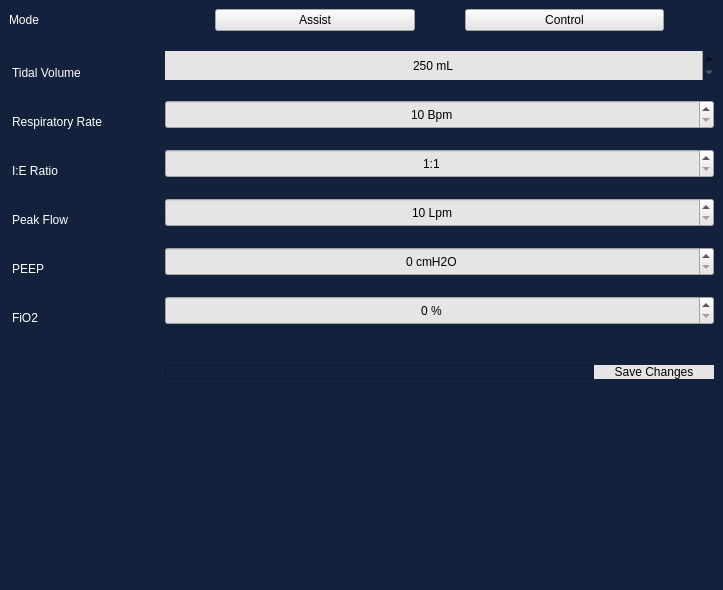
Old version of the form ui/settings.ui in the repository eugeneoca/dec-rpi-gui.
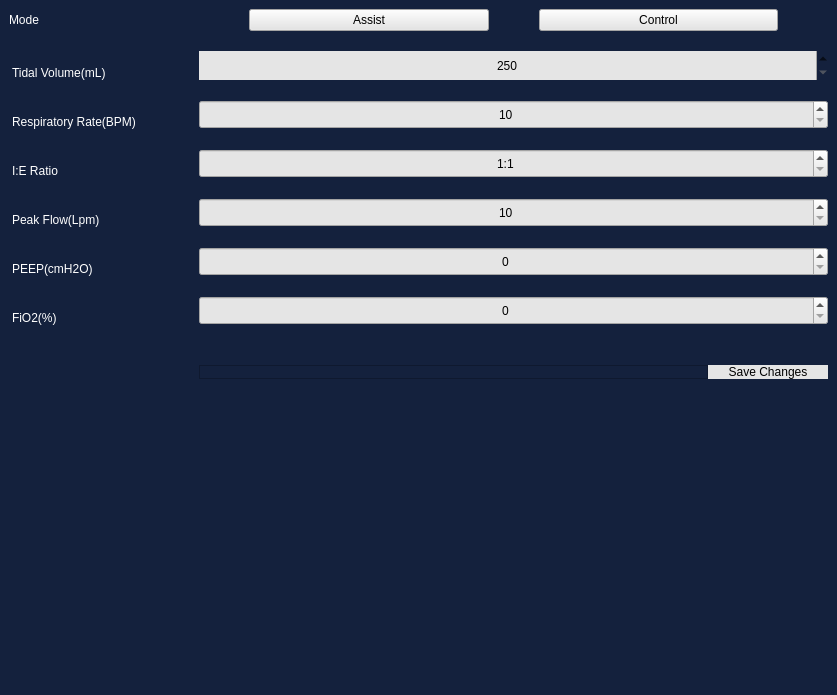
New version of the form. Icons and pictures are not drawn.

The edit to the form file:
```diff
--- a/ui/settings.ui
+++ b/ui/settings.ui
@@ -6,8 +6,8 @@
    <rect>
     <x>0</x>
     <y>0</y>
-    <width>723</width>
-    <height>590</height>
+    <width>837</width>
+    <height>695</height>
    </rect>
   </property>
   <property name="windowTitle">
@@ -136,7 +136,7 @@
 margin-top: 15px;</string>
         </property>
         <property name="text">
-         <string>Tidal Volume</string>
+         <string>Tidal Volume(mL)</string>
         </property>
        </widget>
       </item>
@@ -164,7 +164,7 @@
            <bool>false</bool>
           </property>
           <property name="suffix">
-           <string> mL</string>
+           <string/>
           </property>
           <property name="minimum">
            <number>250</number>
@@ -184,7 +184,7 @@
 margin-top: 15px;</string>
         </property>
         <property name="text">
-         <string>Respiratory Rate</string>
+         <string>Respiratory Rate(BPM)</string>
         </property>
        </widget>
       </item>
@@ -206,7 +206,7 @@
            <set>Qt::AlignCenter</set>
           </property>
           <property name="suffix">
-           <string> Bpm</string>
+           <string/>
           </property>
           <property name="minimum">
            <number>10</number>
@@ -271,7 +271,7 @@
 margin-top: 15px;</string>
         </property>
         <property name="text">
-         <string>Peak Flow</string>
+         <string>Peak Flow(Lpm)</string>
         </property>
        </widget>
       </item>
@@ -293,7 +293,7 @@
            <set>Qt::AlignCenter</set>
           </property>
           <property name="suffix">
-           <string> Lpm</string>
+           <string/>
           </property>
           <property name="minimum">
            <number>10</number>
@@ -313,7 +313,7 @@
 margin-top: 15px;</string>
         </property>
         <property name="text">
-         <string>PEEP</string>
+         <string>PEEP(cmH2O)</string>
         </property>
        </widget>
       </item>
@@ -335,7 +335,7 @@
            <set>Qt::AlignCenter</set>
           </property>
           <property name="suffix">
-           <string> cmH2O</string>
+           <string/>
           </property>
           <property name="maximum">
            <number>10</number>
@@ -352,7 +352,7 @@
 margin-top: 15px;</string>
         </property>
         <property name="text">
-         <string>FiO2</string>
+         <string>FiO2(%)</string>
         </property>
        </widget>
       </item>
@@ -374,7 +374,7 @@
            <set>Qt::AlignCenter</set>
           </property>
           <property name="suffix">
-           <string> %</string>
+           <string/>
           </property>
           <property name="maximum">
            <number>100</number>
```
